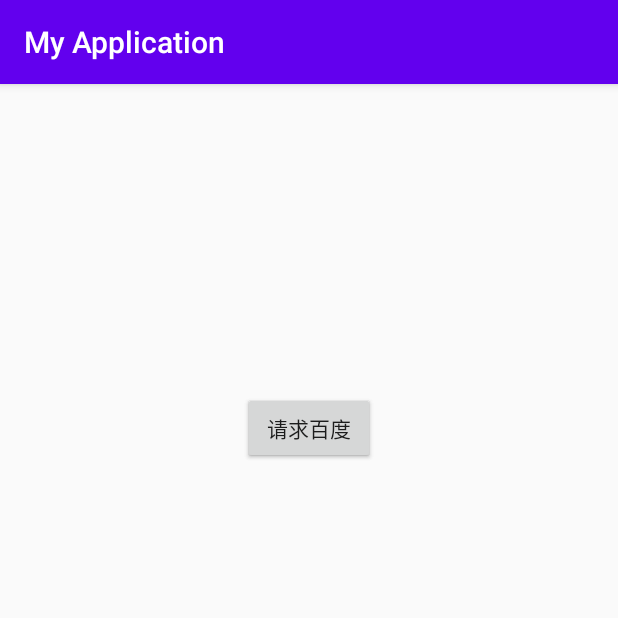
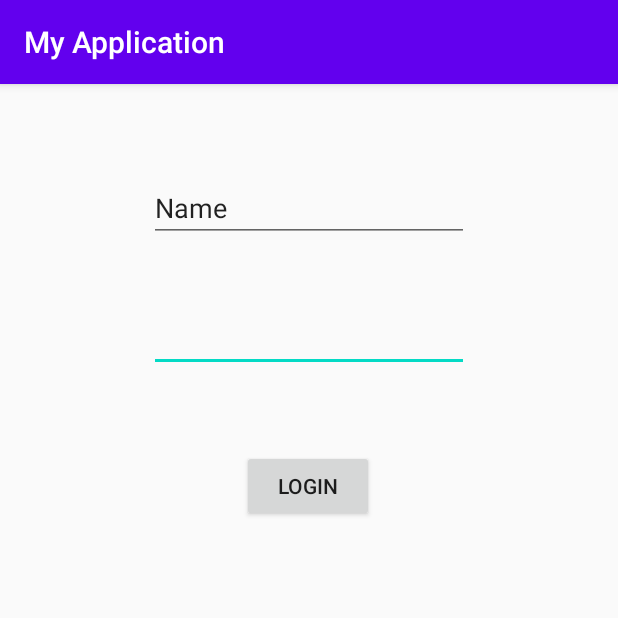
Before and after one commit to yongniuniu/AndoridProject, an Android app: the screen it shows after launch (MainActivity), on a phone screen of 412 x 824 dp, the top half of it. Run offline under Robolectric (Android 15) with nearby library versions, the phone set to English and light mode, and no system bars.

Commit message:
七月一日提交

```diff
--- a/app/build.gradle
+++ b/app/build.gradle
@@ -29,9 +29,11 @@ android {
 
 dependencies {
     implementation fileTree(dir: 'libs', include: ['*.jar'])
-     implementation("com.squareup.okhttp3:okhttp:4.7.2")
+    implementation("com.squareup.okhttp3:okhttp:4.7.2")
     implementation 'androidx.appcompat:appcompat:1.0.2'
     implementation 'androidx.constraintlayout:constraintlayout:1.1.3'
+    implementation 'androidx.legacy:legacy-support-v4:1.0.0'
+    implementation 'androidx.recyclerview:recyclerview:1.0.0'
     testImplementation 'junit:junit:4.12'
     androidTestImplementation 'androidx.test.ext:junit:1.1.1'
     androidTestImplementation 'androidx.test.espresso:espresso-core:3.2.0'
--- a/app/src/main/java/com/example/myapplication/MainActivity.java
+++ b/app/src/main/java/com/example/myapplication/MainActivity.java
@@ -1,19 +1,48 @@
 package com.example.myapplication;
 import androidx.appcompat.app.AppCompatActivity;
 
+import android.app.Fragment;
+import android.content.Intent;
 import android.os.Bundle;
 import android.view.View;
+import android.widget.EditText;
+import android.widget.Toast;
 
+import java.util.HashMap;
+import java.util.Map;
 import java.util.concurrent.ExecutionException;
 
 public class MainActivity extends AppCompatActivity {
-
+   private  EditText editText1;
+   private EditText editText2;
     @Override
     protected void onCreate(Bundle savedInstanceState) {
         super.onCreate(savedInstanceState);
         setContentView(R.layout.activity_main);
+        editText1=findViewById(R.id.editText1);
+        editText2=findViewById(R.id.editText2);
+        initView();
     }
     public void tetsgetRequest(View view) throws ExecutionException, InterruptedException {
         System.out.println(OkHttpUtil.getReuest("https://www.baidu.com"));
     }
+    public void tetsgetPost(View view) throws ExecutionException, InterruptedException {
+      Map<String,String> map=new HashMap<String ,String>(){{
+          put("username",editText1.getText().toString());
+          put("password",editText2.getText().toString());
+      }};
+        String result=OkHttpUtil.postReuest("http://172.18.85.254:8080/auction/api/users/login",map);
+        if (result!=null && result.equals("1")){
+            Intent intent=new Intent(this,IndexActivity.class);
+            startActivity(intent);
+        }else{
+            Toast.makeText(this,"登录失败",Toast.LENGTH_LONG).show();
+        }
+    }
+    private void initView(){
+        editText1=findViewById(R.id.editText1);
+        editText2=findViewById(R.id.editText2);
+    }
+
+
 }
--- a/app/src/main/res/layout/activity_main.xml
+++ b/app/src/main/res/layout/activity_main.xml
@@ -7,22 +7,35 @@
     tools:context=".MainActivity">
 
     <Button
-        android:id="@+id/button"
-        android:layout_width="wrap_content"
-        android:layout_height="wrap_content"
-        android:layout_marginTop="205dp"
-        android:text="请求百度"
-        android:onClick="tetsgetRequest"
-        app:layout_constraintEnd_toEndOf="parent"
-        app:layout_constraintStart_toStartOf="parent"
-        app:layout_constraintTop_toTopOf="parent" />
-    <Button
         android:id="@+id/button1"
         android:layout_width="wrap_content"
         android:layout_height="wrap_content"
-        android:layout_marginTop="205dp"
-        android:text="请求百度"
-        android:onClick="tetsgetRequest"
+        android:layout_marginTop="244dp"
+        android:onClick="tetsgetPost"
+        android:text="login"
+        app:layout_constraintEnd_toEndOf="parent"
+        app:layout_constraintHorizontal_bias="0.498"
+        app:layout_constraintStart_toStartOf="parent"
+        app:layout_constraintTop_toTopOf="parent" />
+
+    <EditText
+        android:id="@+id/editText2"
+        android:layout_width="wrap_content"
+        android:layout_height="wrap_content"
+        android:layout_marginTop="41dp"
+        android:ems="10"
+        android:inputType="textPassword"
+        app:layout_constraintStart_toStartOf="@+id/editText1"
+        app:layout_constraintTop_toBottomOf="@+id/editText1" />
+
+    <EditText
+        android:id="@+id/editText1"
+        android:layout_width="wrap_content"
+        android:layout_height="wrap_content"
+        android:layout_marginTop="60dp"
+        android:ems="10"
+        android:inputType="textPersonName"
+        android:text="Name"
         app:layout_constraintEnd_toEndOf="parent"
         app:layout_constraintStart_toStartOf="parent"
         app:layout_constraintTop_toTopOf="parent" />
--- /dev/null
+++ b/app/src/main/res/values/dimens.xml
@@ -0,0 +1,4 @@
+<?xml version="1.0" encoding="utf-8"?>
+<resources>
+    <dimen name="text_margin">16dp</dimen>
+</resources>
```
Also changed, not shown: app/src/main/java/com/example/myapplication/ItemActivity.java (+12 -1 lines), app/src/main/java/com/example/myapplication/ItemFragment.java (added, +111 -0 lines), app/src/main/java/com/example/myapplication/MyItemRecyclerViewAdapter.java (added, +78 -0 lines), app/src/main/java/com/example/myapplication/dummy/DummyContent.java (added, +72 -0 lines), app/src/main/res/layout/activity_item.xml (+10 -0 lines), app/src/main/res/layout/fragment_item.xml (added, +20 -0 lines), app/src/main/res/layout/fragment_item_list.xml (added, +13 -0 lines).
